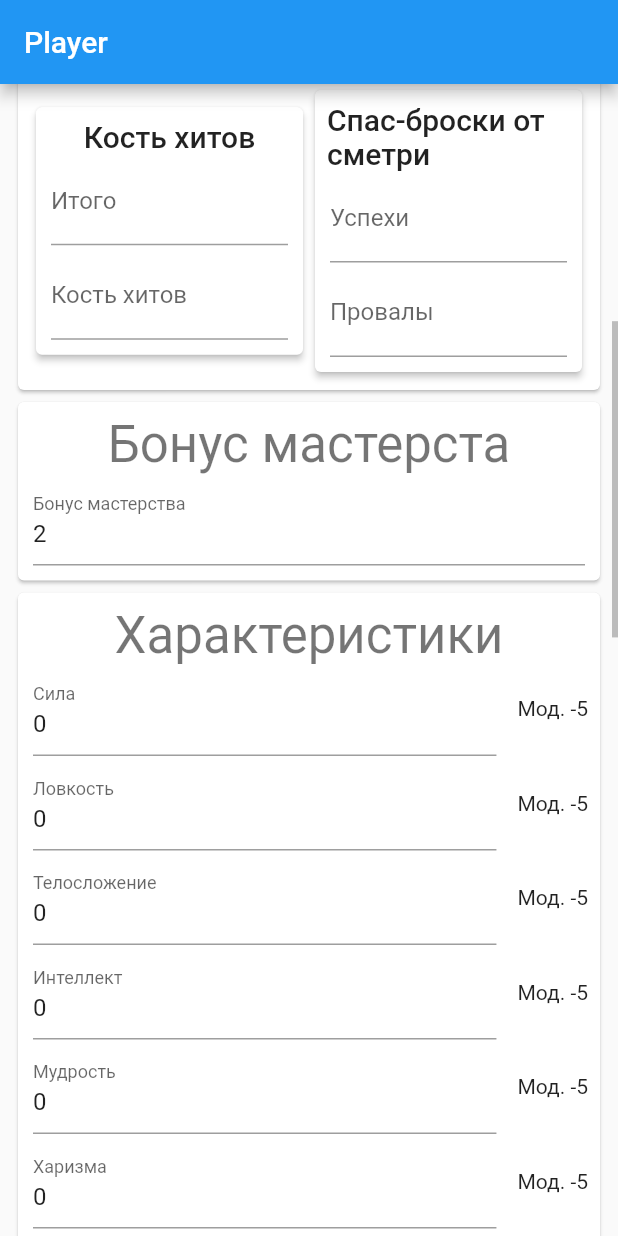
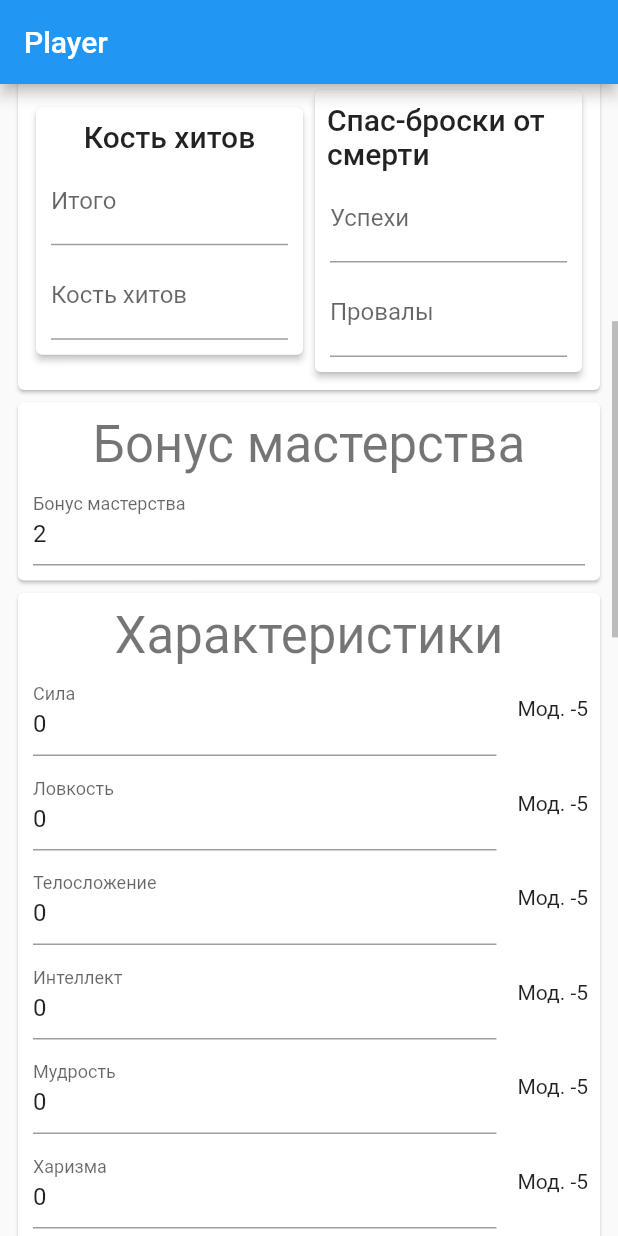
Before and after one commit to gudn/ddplayer, a Flutter app: the screen it shows after launch, scrolled down 576 dp, on a phone screen of 412 x 824 dp. Run offline on Flutter 3.47's test engine with Material 2 defaults, Android fonts, the light colour scheme and no system bars; our stand-ins replace bloc, flutter_bloc.

Commit message:
fix typing mistake

```diff
--- a/lib/components/stats.dart
+++ b/lib/components/stats.dart
@@ -34,7 +34,7 @@ class Stats extends StatelessWidget {
         child: Padding(
       padding: const EdgeInsets.all(8.0),
       child: Column(children: [
-        Text('Бонус мастерста', style: Theme.of(context).textTheme.headline4),
+        Text('Бонус мастерства', style: Theme.of(context).textTheme.headline4),
         Input(
           'Бонус мастерства',
           cubit: BlocProvider.of<MasterBonusCubit>(context),
--- a/lib/components/status.dart
+++ b/lib/components/status.dart
@@ -69,7 +69,7 @@ class Status extends StatelessWidget {
                       padding: const EdgeInsets.all(8.0),
                       child: Column(
                         children: [
-                          Text('Спас-броски от сметри',
+                          Text('Спас-броски от смерти',
                               style: Theme.of(context).textTheme.headline6),
                           Input('Успехи', expanded: false),
                           Input('Провалы', expanded: false),
```
